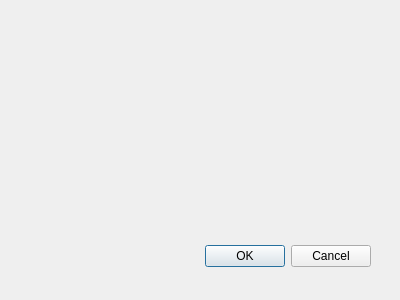
chiangyiyang/SaveAttributes, file save_attributes_dialog_base.ui: the form before one commit.
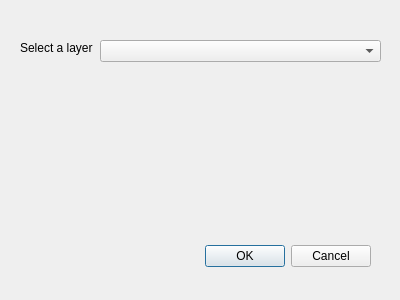
The form after the commit.

Commit message:
修改UI .增加 label: Select a Layer .增加 comboBox
修改save_attributes.py
.於run()增加"將圖層名稱顯示於comboBox"功能

Diff of the .ui file:
```diff
--- a/save_attributes_dialog_base.ui
+++ b/save_attributes_dialog_base.ui
@@ -28,6 +28,29 @@
     <set>QDialogButtonBox::Cancel|QDialogButtonBox::Ok</set>
    </property>
   </widget>
+  <widget class="QComboBox" name="comboBox">
+   <property name="geometry">
+    <rect>
+     <x>100</x>
+     <y>40</y>
+     <width>281</width>
+     <height>22</height>
+    </rect>
+   </property>
+  </widget>
+  <widget class="QLabel" name="label">
+   <property name="geometry">
+    <rect>
+     <x>20</x>
+     <y>40</y>
+     <width>81</width>
+     <height>16</height>
+    </rect>
+   </property>
+   <property name="text">
+    <string>Select a layer</string>
+   </property>
+  </widget>
  </widget>
  <resources/>
  <connections>
```
Left out of the diff: 41 changed lines with no effect on the pictures. The commit also changes 2 other files.
